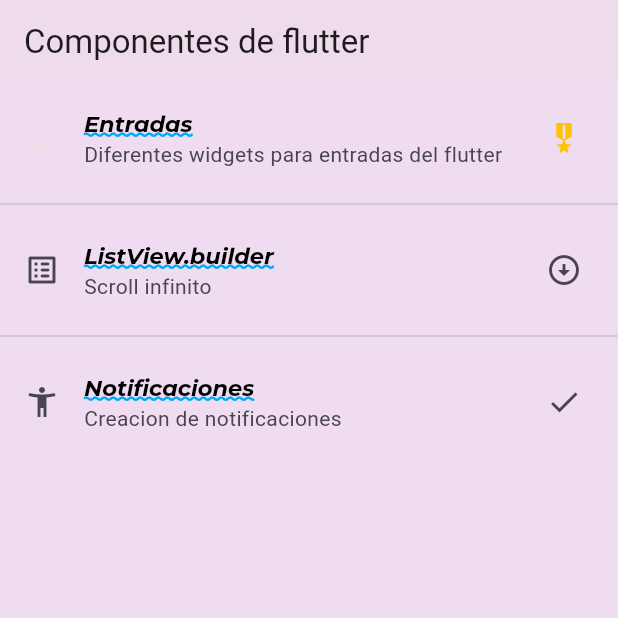
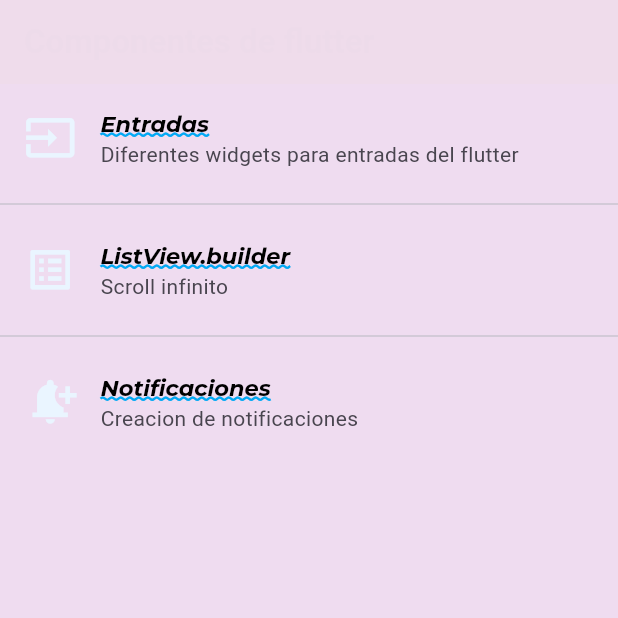
Before and after one commit to ProgramDU/componentes_flutter, a Flutter app: the screen it shows after launch, on a phone screen of 412 x 824 dp, the top half of it. Run offline on Flutter 3.47's test engine with Material 3 defaults, Android fonts, the phone set to English and light mode, and no system bars; our stand-ins replace google_fonts; Roboto replaces fonts that are missing (Akatab).

Commit message:
changing the appTheme and adding scaffold to inputs

```diff
--- a/lib/screens/home_screen.dart
+++ b/lib/screens/home_screen.dart
@@ -16,8 +16,8 @@ class HomeScreen extends StatelessWidget {
         body: ListView(
           children:  [
             ListTile(
-              leading: const Icon(Icons.inbox_rounded,
-              color: AppTheme.mainColor),
+              leading: IconTheme(data: AppTheme.lightTheme.iconTheme,
+              child: const Icon(Icons.input),),
               title: Text('Entradas',
               style:  Theme.of(context).textTheme.headlineLarge,
               ),
@@ -25,7 +25,7 @@ class HomeScreen extends StatelessWidget {
               subtitle: Text("Diferentes widgets para entradas del flutter",
               style: AppTheme.lightTheme.textTheme.bodyMedium,
               ),
-              trailing: const Icon(Icons.military_tech, color: Colors.amber,),
+
               onTap: () {
                 final ruta1 = MaterialPageRoute(builder: (context){
                   return const InputScreen();
@@ -35,14 +35,15 @@ class HomeScreen extends StatelessWidget {
             ),
             const Divider(),
             ListTile(
-              leading: const Icon(Icons.list_alt_rounded),
+              leading: IconTheme(data: AppTheme.lightTheme.iconTheme,
+              child: const Icon(Icons.list_alt),),
               title: Text('ListView.builder',
-              style:  Theme.of(context).textTheme.headlineLarge,
+                style:  Theme.of(context).textTheme.headlineLarge,
                 ),
 
               subtitle:  Text("Scroll infinito",
                style: AppTheme.lightTheme.textTheme.bodyMedium,),
-              trailing: const Icon(Icons.arrow_circle_down),
+
               onTap: () {
                 final ruta2 = MaterialPageRoute(builder: (context){
                   return const InfiniteListScreen();
@@ -52,14 +53,15 @@ class HomeScreen extends StatelessWidget {
             ),
             const Divider(),
             ListTile(
-              leading: const Icon(Icons.accessibility_new),
+              leading: IconTheme(data: AppTheme.lightTheme.iconTheme,
+              child: const Icon(Icons.notification_add),),
               title: Text('Notificaciones',
               style:  Theme.of(context).textTheme.headlineLarge,),
 
               subtitle: Text("Creacion de notificaciones",
               style: AppTheme.lightTheme.textTheme.bodyMedium,),
 
-              trailing: const Icon(Icons.check),
+
               onTap: () {
                 final ruta3 = MaterialPageRoute(builder: (context){
                   return const NotificationScreen();
--- a/lib/screens/input_screen.dart
+++ b/lib/screens/input_screen.dart
@@ -1,5 +1,5 @@
 import 'package:flutter/material.dart';
-import 'package:practica3_componentes/theme/app_theme.dart';
+
 
 class InputScreen extends StatefulWidget {
   const InputScreen({super.key});
@@ -11,24 +11,26 @@ class InputScreen extends StatefulWidget {
 class _InputScreenState extends State<InputScreen> {
   @override
   Widget build(BuildContext context) {
-    return  Column(
+    return  Scaffold(
+      appBar: AppBar(title: const Text('Entradas')),
+      body: const Column(
         mainAxisAlignment: MainAxisAlignment.spaceEvenly,
         children: [
-       Text('Entradas',
-       style: AppTheme.lightTheme.textTheme.headlineLarge,),
+         Text('Entradas'),
           Row(
           mainAxisAlignment: MainAxisAlignment.spaceEvenly,
           children: [
-          ElevatedButton(onPressed: null, child: Text('regresar',
-          style: AppTheme.lightTheme.textTheme.bodyMedium,)
+            ElevatedButton(onPressed: null, child: Text('Regresar',
+            )
             ),
             ElevatedButton(onPressed: null, child: Text('Ir a Data Screen',
-          style: AppTheme.lightTheme.textTheme.bodyMedium,)
+            )
             ),
           ],
          ),
 
         ],
+      ),
     );
   }
 }
--- a/lib/theme/app_theme.dart
+++ b/lib/theme/app_theme.dart
@@ -4,9 +4,32 @@ import 'package:google_fonts/google_fonts.dart';
 class AppTheme{
   static const mainColor = Color.fromARGB(6, 255, 221, 29);
   static const backColor = Color.fromARGB(7, 183, 179, 185);
+  static  const accentColor = Color.fromARGB(6, 37, 11, 131);
+
   static final ThemeData lightTheme = ThemeData.light().copyWith(
     scaffoldBackgroundColor: const Color.fromARGB(255, 239, 220, 240),
-        appBarTheme: const AppBarTheme(color: mainColor),
+        appBarTheme:  AppBarTheme(
+          color: mainColor,
+          titleTextStyle: GoogleFonts.akatab(
+            color: backColor,
+            fontSize: 22.0,
+            fontWeight: FontWeight.bold,
+          ),
+
+        ),
+        iconTheme: const IconThemeData(
+          color: Color.fromARGB(255, 234, 245, 255),
+          size: 35.0,
+        ),
+        elevatedButtonTheme: ElevatedButtonThemeData(
+          style: ButtonStyle(
+            backgroundColor: MaterialStateProperty.all(mainColor),
+            foregroundColor: MaterialStateProperty.all(accentColor),
+            textStyle: MaterialStateProperty.all(GoogleFonts.pacifico(fontSize: 22),
+        ),
+       ),
+      ),
+
         textTheme:  TextTheme(
           headlineLarge: GoogleFonts.montserrat(
             color: Colors.black,
```
Lines whose indentation alone changed are shown as unchanged.
